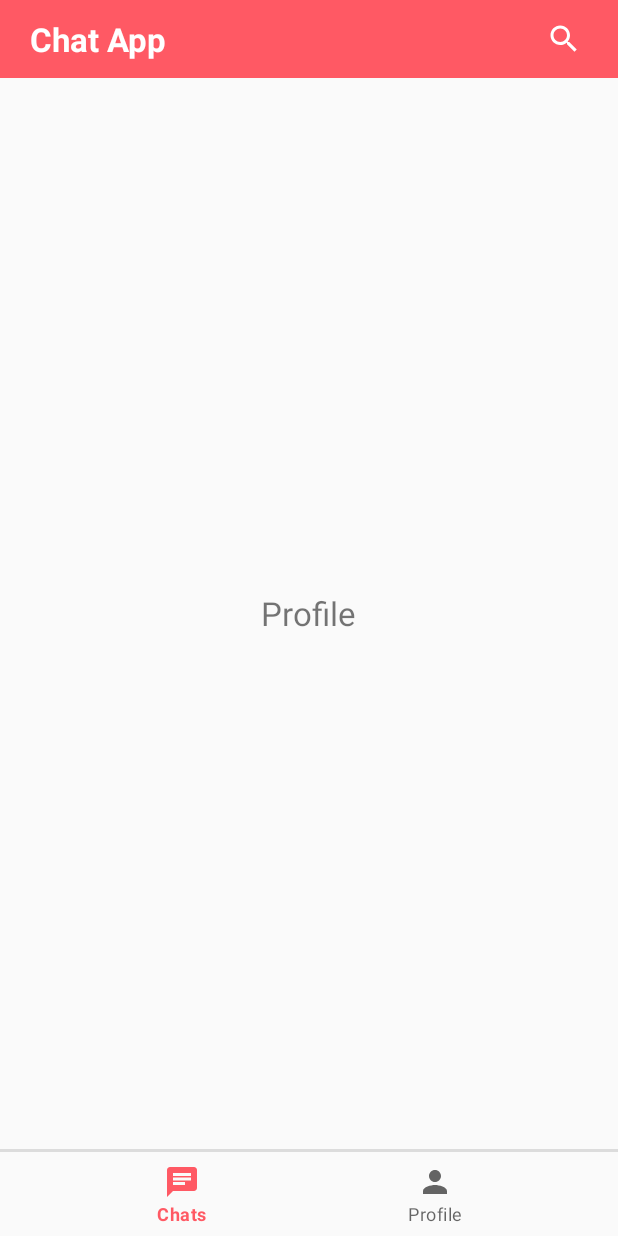
After one commit to ngthanhtri/63131548-CuoiKiAndroidProgramming, an Android app: the fragment ProfileFragment placed in its activity, on a phone screen of 412 x 824 dp. The commit adds this screen. Run offline under Robolectric (Android 15) with nearby library versions, the phone set to English and light mode, and no system bars.

Commit message:
Tạo 2 fragment chat và profile code test thử xml và java cho 2 fragmen

```diff
--- a/Chat App/app/src/main/AndroidManifest.xml
+++ b/Chat App/app/src/main/AndroidManifest.xml
@@ -12,6 +12,9 @@
         android:supportsRtl="true"
         android:theme="@style/Theme.ChatApp"
         tools:targetApi="31">
+        <activity
+            android:name=".SearchUserActivity"
+            android:exported="false" />
         <activity
             android:name=".DangNhapUsername"
             android:exported="false" />
--- /dev/null
+++ b/Chat App/app/src/main/java/thanhtri63131548/ntuedu/chatapp/ChatFragment.java
@@ -0,0 +1,24 @@
+package thanhtri63131548.ntuedu.chatapp;
+
+import android.os.Bundle;
+
+import androidx.fragment.app.Fragment;
+
+import android.view.LayoutInflater;
+import android.view.View;
+import android.view.ViewGroup;
+
+
+public class ChatFragment extends Fragment {
+
+
+
+    public ChatFragment() {
+    }
+
+    @Override
+    public View onCreateView(LayoutInflater inflater, ViewGroup container,
+                             Bundle savedInstanceState) {
+        return inflater.inflate(R.layout.fragment_chat, container, false);
+    }
+}
--- a/Chat App/app/src/main/java/thanhtri63131548/ntuedu/chatapp/MainActivity.java
+++ b/Chat App/app/src/main/java/thanhtri63131548/ntuedu/chatapp/MainActivity.java
@@ -1,14 +1,51 @@
 package thanhtri63131548.ntuedu.chatapp;
 
+import androidx.annotation.NonNull;
 import androidx.appcompat.app.AppCompatActivity;
 
+import android.content.Intent;
 import android.os.Bundle;
+import android.view.MenuItem;
+import android.widget.ImageButton;
+
+import com.google.android.material.bottomnavigation.BottomNavigationItemView;
+import com.google.android.material.bottomnavigation.BottomNavigationView;
+import com.google.android.material.navigation.NavigationBarView;
 
 public class MainActivity extends AppCompatActivity {
 
+    BottomNavigationView bottomNavigationView;
+    ImageButton searchButton;
+
+    ChatFragment chatFragment;
+    ProfileFragment profileFragment;
     @Override
     protected void onCreate(Bundle savedInstanceState) {
         super.onCreate(savedInstanceState);
         setContentView(R.layout.activity_main);
+
+        chatFragment = new ChatFragment();
+        profileFragment =  new ProfileFragment();
+
+        bottomNavigationView = findViewById(R.id.bottom_navigation);
+        searchButton = findViewById(R.id.main_search_btn);
+
+        searchButton.setOnClickListener(v -> {
+            startActivity(new Intent(MainActivity.this, SearchUserActivity.class));
+        });
+
+        bottomNavigationView.setOnItemSelectedListener(new NavigationBarView.OnItemSelectedListener() {
+            @Override
+            public boolean onNavigationItemSelected(@NonNull MenuItem item) {
+                if(item.getItemId()==R.id.menu_chat){
+                    getSupportFragmentManager().beginTransaction().replace(R.id.main_frame_layout,chatFragment).commit();
+                }
+                if(item.getItemId()==R.id.menu_profile){
+                    getSupportFragmentManager().beginTransaction().replace(R.id.main_frame_layout,profileFragment).commit();
+                }
+                return true;
+            }
+        });
+        bottomNavigationView.setSelectedItemId(R.id.menu_chat);
     }
 }
--- /dev/null
+++ b/Chat App/app/src/main/java/thanhtri63131548/ntuedu/chatapp/ProfileFragment.java
@@ -0,0 +1,23 @@
+package thanhtri63131548.ntuedu.chatapp;
+
+import android.os.Bundle;
+
+import androidx.fragment.app.Fragment;
+
+import android.view.LayoutInflater;
+import android.view.View;
+import android.view.ViewGroup;
+
+public class ProfileFragment extends Fragment {
+
+
+
+    public ProfileFragment() {
+    }
+
+    @Override
+    public View onCreateView(LayoutInflater inflater, ViewGroup container,
+                             Bundle savedInstanceState) {
+        return inflater.inflate(R.layout.fragment_profile, container, false);
+    }
+}
--- /dev/null
+++ b/Chat App/app/src/main/res/drawable/icon_search.xml
@@ -0,0 +1,5 @@
+<vector android:height="24dp" android:tint="#000000"
+    android:viewportHeight="24" android:viewportWidth="24"
+    android:width="24dp" xmlns:android="http://schemas.android.com/apk/res/android">
+    <path android:fillColor="@android:color/white" android:pathData="M15.5,14h-0.79l-0.28,-0.27C15.41,12.59 16,11.11 16,9.5 16,5.91 13.09,3 9.5,3S3,5.91 3,9.5 5.91,16 9.5,16c1.61,0 3.09,-0.59 4.23,-1.57l0.27,0.28v0.79l5,4.99L20.49,19l-4.99,-5zM9.5,14C7.01,14 5,11.99 5,9.5S7.01,5 9.5,5 14,7.01 14,9.5 11.99,14 9.5,14z"/>
+</vector>
--- /dev/null
+++ b/Chat App/app/src/main/res/layout/fragment_profile.xml
@@ -0,0 +1,15 @@
+<?xml version="1.0" encoding="utf-8"?>
+<RelativeLayout xmlns:android="http://schemas.android.com/apk/res/android"
+    xmlns:tools="http://schemas.android.com/tools"
+    android:layout_width="match_parent"
+    android:layout_height="match_parent"
+    tools:context=".ProfileFragment">
+
+    <TextView
+        android:layout_width="wrap_content"
+        android:layout_height="wrap_content"
+        android:layout_centerInParent="true"
+        android:text="Profile"
+        android:textSize="22sp" />
+
+</RelativeLayout>
```
Also changed, not shown: Chat App/app/src/main/java/thanhtri63131548/ntuedu/chatapp/SearchUserActivity.java (added, +14 -0 lines), Chat App/app/src/main/res/layout/activity_searchuser.xml (added, +9 -0 lines), Chat App/app/src/main/res/layout/fragment_chat.xml (added, +15 -0 lines).
